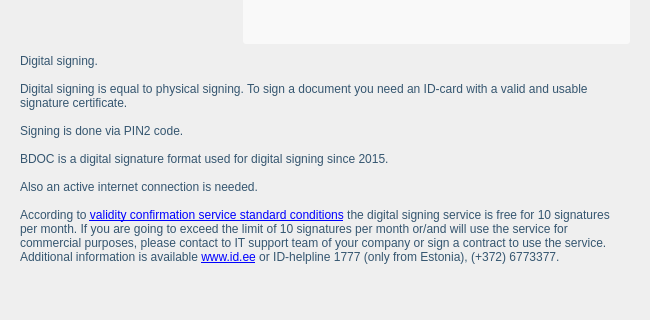
Above: client/ui/MainWindow.ui from open-eid/qdigidoc before the change; both pictures show x 0 to 650 and y 126 to 446 of the 650 by 552 pixel window. Below: the same form after it.
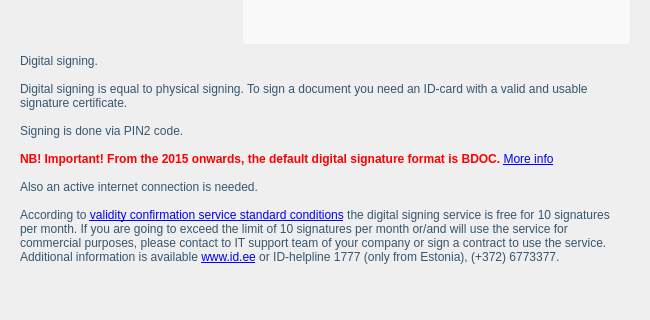
That is the form after the change. The open tabs and pages were chosen to show the change. Icons and pictures are not drawn. Custom widgets are drawn as their Qt base class.

Diff of the .ui file:
```diff
--- a/client/ui/MainWindow.ui
+++ b/client/ui/MainWindow.ui
@@ -634,7 +634,7 @@
              <string>Digital signing.&lt;br /&gt;&lt;br /&gt;
 Digital signing is equal to physical signing. To sign a document you need an ID-card with a valid and usable signature certificate.&lt;br /&gt;&lt;br /&gt;
 Signing is done via PIN2 code.&lt;br /&gt;&lt;br /&gt;
-BDOC is a digital signature format used for digital signing since 2015.&lt;br /&gt;&lt;br /&gt;
+&lt;b&gt;&lt;font color=&quot;red&quot;&gt;NB! Important! From the 2015 onwards, the default digital signature format is BDOC.&lt;/font&gt;&lt;/b&gt; &lt;a href=&quot;http://www.ria.ee/bdoc-en&quot;&gt;More info&lt;/a&gt;&lt;br /&gt;&lt;br /&gt;
 Also an active internet connection is needed.&lt;br /&gt;&lt;br /&gt;
 According to &lt;a href=&quot;http://sk.ee/en/services/validity-confirmation-services&quot;&gt;validity confirmation service standard conditions&lt;/a&gt; the digital signing service is free for 10 signatures per month. If you are going to exceed the limit of 10 signatures per month or/and will use the service for commercial purposes, please contact to IT support team of your company or sign a contract to use the service. Additional information is available &lt;a href=&quot;www.id.ee&quot;&gt;www.id.ee&lt;/a&gt; or ID-helpline 1777 (only from Estonia), (+372) 6773377.</string>
             </property>
```
